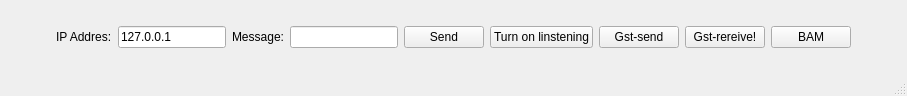
Above: Lab2/mainwindow.ui from fredriklind/M7017E-Lab2 before the change. Below: the same form after it.
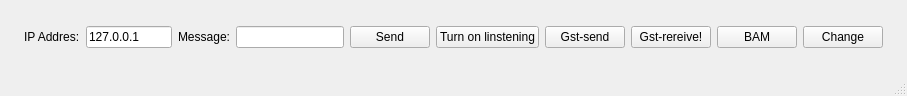
That is the form after the change.

What changed in the file:
```diff
--- a/Lab2/mainwindow.ui
+++ b/Lab2/mainwindow.ui
@@ -126,6 +126,13 @@
         </property>
        </widget>
       </item>
+      <item>
+       <widget class="QPushButton" name="change_overlay">
+        <property name="text">
+         <string>Change</string>
+        </property>
+       </widget>
+      </item>
       <item>
        <spacer name="horizontalSpacer">
         <property name="orientation">
```
